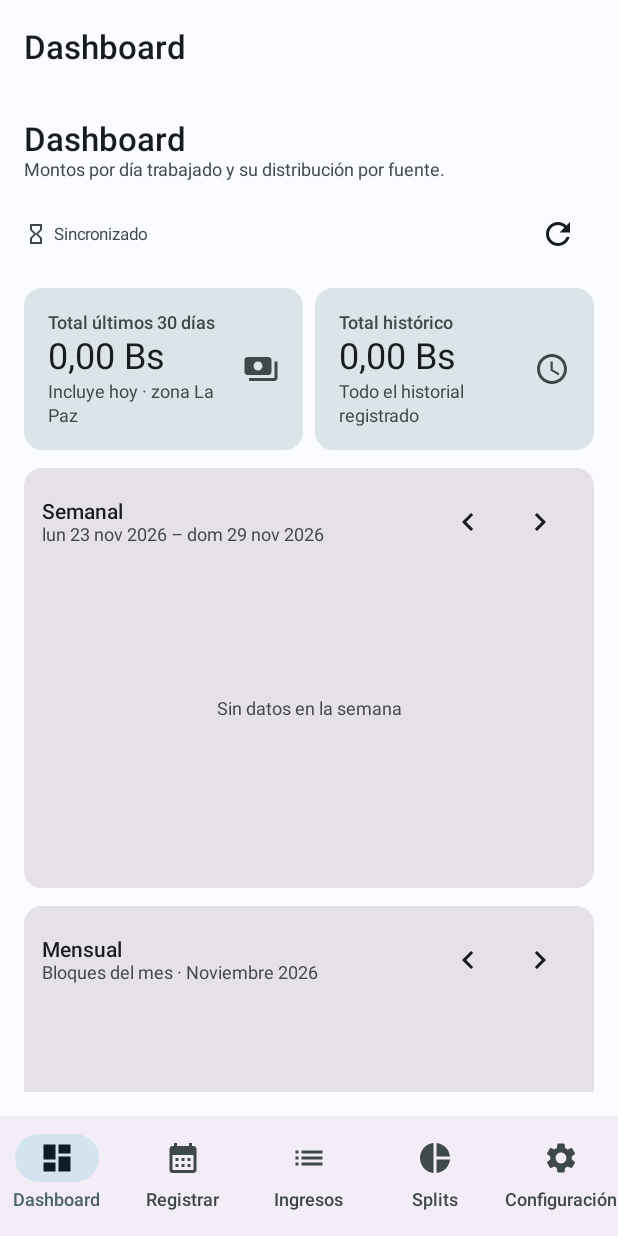
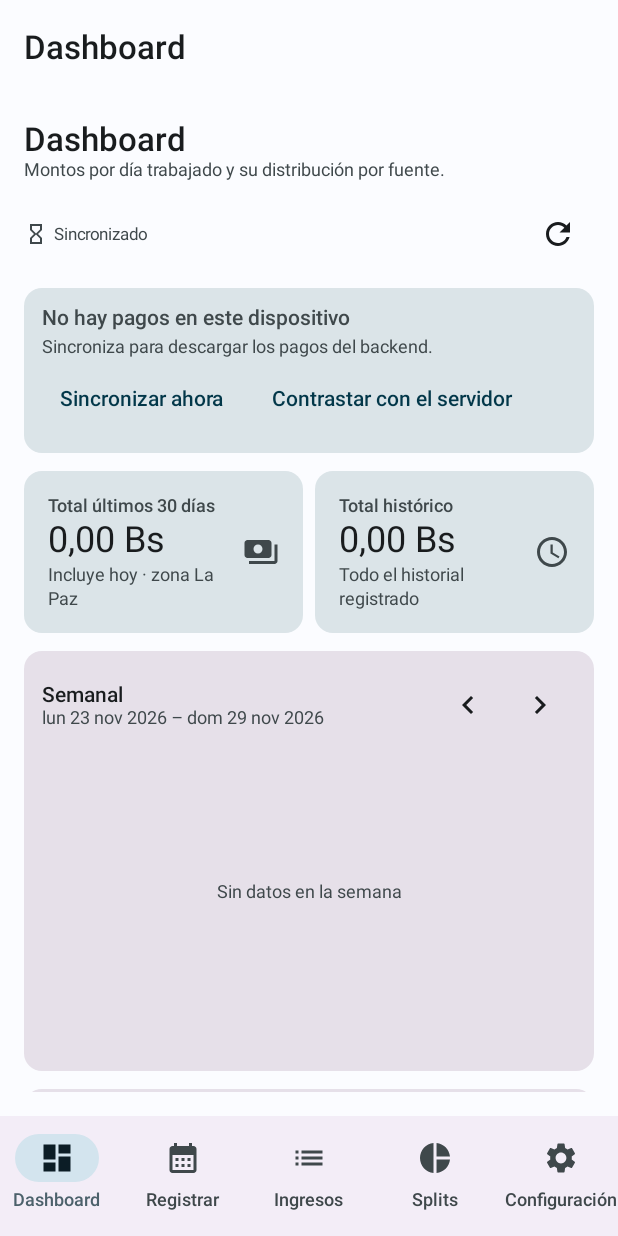
Before and after one commit to MiguelEspinozaR/Abys, an Android app built with Jetpack Compose: the DashboardScreen screen opened through its navigation route, on a phone screen of 412 x 824 dp. Run offline under Robolectric (Android 15) with nearby library versions, the phone set to English and light mode, and no system bars; our stand-ins replace Dagger/Hilt's generated code; network calls fail; 2 statements that could not run were skipped.

Commit message:
fix(conexion): backend publico por defecto y diagnostico en Configuracion > App
- DEFAULT_BASE_URL = https://test3.mikylab.com/api/v1 (antes 10.0.2.2:8080);
  EMULATOR_BASE_URL queda como preset de desarrollo.
- BaseUrlStore: usarProduccion()/usarEmulador() y productionUrl()/emulatorUrl().
- Dashboard: sincronizacion automatica en la primera apertura sin datos y accion
  manual "Sincronizar ahora" (la UI sigue leyendo solo de Room).
- graphify: servidor MCP en opencode.json, .graphifyignore, docs/graphify.md y
  graphify-out/ versionado (solo se ignora graphify-out/cache/).

```diff
--- a/app/build.gradle.kts
+++ b/app/build.gradle.kts
@@ -21,11 +21,14 @@ android {
 
         testInstrumentationRunner = "androidx.test.runner.AndroidJUnitRunner"
 
-        // URL por defecto del emulador (10.0.2.2 apunta al host) y URL pública.
+        // URL por defecto: el backend **público**, para que la app funcione al instalarla en
+        // cualquier dispositivo. El backend local del emulador (10.0.2.2 apunta al host) sigue
+        // disponible como preset en Configuración → App.
         // Son valores de BuildConfig, NO secretos: la URL real es editable en Ajustes
         // y se persiste cifrada (EncryptedSharedPreferences).
-        buildConfigField("String", "DEFAULT_BASE_URL", "\"http://10.0.2.2:8080/api/v1\"")
+        buildConfigField("String", "DEFAULT_BASE_URL", "\"https://test3.mikylab.com/api/v1\"")
         buildConfigField("String", "PRODUCTION_BASE_URL", "\"https://test3.mikylab.com/api/v1\"")
+        buildConfigField("String", "EMULATOR_BASE_URL", "\"http://10.0.2.2:8080/api/v1\"")
     }
 
     buildTypes {
--- a/app/src/main/java/com/mikylab/abys/core/security/BaseUrlStore.kt
+++ b/app/src/main/java/com/mikylab/abys/core/security/BaseUrlStore.kt
@@ -8,10 +8,10 @@ import javax.inject.Inject
 import javax.inject.Singleton
 
 /**
- * Base URL del backend, configurable **en runtime** (pantalla de Ajustes) y persistida **cifrada**.
+ * Base URL del backend, configurable **en runtime** (Configuración → App) y persistida cifrada.
  *
- * - Default de build: `http://10.0.2.2:8080/api/v1` (emulador → `localhost` del host).
- * - Producción: `https://test3.mikylab.com/api/v1`.
+ * - Default de build: `https://test3.mikylab.com/api/v1` (backend público).
+ * - Preset de desarrollo: `http://10.0.2.2:8080/api/v1` (emulador → `localhost` del host).
  *
  * No hay secretos aquí: solo la URL del backend.
  */
@@ -36,11 +36,23 @@ class BaseUrlStore @Inject constructor(
         return true
     }
 
-    /** Restaura la URL de build por defecto. */
+    /** Restaura la URL de build por defecto (backend público). */
     fun reset() {
         secureStore.remove(KEY_BASE_URL)
         _baseUrl.value = BuildConfig.DEFAULT_BASE_URL
     }
+
+    /** Preset: backend público. */
+    fun usarProduccion(): Boolean = update(BuildConfig.PRODUCTION_BASE_URL)
+
+    /** Preset: backend local del emulador (`10.0.2.2` → host). */
+    fun usarEmulador(): Boolean = update(BuildConfig.EMULATOR_BASE_URL)
+
+    /** URL del preset de emulador (para mostrarla en la UI). */
+    fun emulatorUrl(): String = BuildConfig.EMULATOR_BASE_URL
+
+    /** URL del backend público (para mostrarla en la UI). */
+    fun productionUrl(): String = BuildConfig.PRODUCTION_BASE_URL
 
     /**
      * Base raíz (sin `/api/v1`) para resolver los estáticos `/uploads/...`.
--- a/app/src/main/java/com/mikylab/abys/presentation/dashboard/DashboardScreen.kt
+++ b/app/src/main/java/com/mikylab/abys/presentation/dashboard/DashboardScreen.kt
@@ -167,6 +167,45 @@ fun DashboardScreen(
                             )
                         }
                         TextButton(onClick = viewModel::refrescar) { Text("Reintentar") }
+                    }
+                }
+            }
+        }
+
+        // Sin datos locales: explicar por qué los gráficos están vacíos y ofrecer sincronizar.
+        if (!state.cargando && state.resumen?.totalHistorico?.centavos == 0L) {
+            item {
+                Card(
+                    modifier = Modifier.fillMaxWidth(),
+                    colors = CardDefaults.cardColors(
+                        containerColor = MaterialTheme.colorScheme.surfaceVariant,
+                    ),
+                ) {
+                    Column(
+                        modifier = Modifier.fillMaxWidth().padding(12.dp),
+                        verticalArrangement = Arrangement.spacedBy(4.dp),
+                    ) {
+                        Text(
+                            text = "No hay pagos en este dispositivo",
+                            style = MaterialTheme.typography.titleSmall,
+                        )
+                        Text(
+                            text = if (state.errorSync != null) {
+                                "No se pudo descargar nada del servidor: ${state.errorSync}"
+                            } else {
+                                "Sincroniza para descargar los pagos del backend."
+                            },
+                            style = MaterialTheme.typography.bodySmall,
+                            color = MaterialTheme.colorScheme.onSurfaceVariant,
+                        )
+                        Row(horizontalArrangement = Arrangement.spacedBy(8.dp)) {
+                            TextButton(onClick = viewModel::sincronizarAhora) {
+                                Text("Sincronizar ahora")
+                            }
+                            TextButton(onClick = viewModel::refrescar) {
+                                Text("Contrastar con el servidor")
+                            }
+                        }
                     }
                 }
             }
--- a/app/src/main/java/com/mikylab/abys/presentation/dashboard/DashboardViewModel.kt
+++ b/app/src/main/java/com/mikylab/abys/presentation/dashboard/DashboardViewModel.kt
@@ -197,6 +197,17 @@ class DashboardViewModel @Inject constructor(
             initialValue = DashboardUiState(),
         )
 
+    init {
+        // Primera apertura sin datos (instalación nueva): pedir una sincronización completa
+        // para que los gráficos se llenen sin esperar al trabajo periódico.
+        viewModelScope.launch {
+            val estado = uiState.first { !it.cargando }
+            if (estado.resumen?.totalHistorico?.centavos == 0L) {
+                syncStatusRepository.sincronizarAhora()
+            }
+        }
+    }
+
     fun semanaAnterior() {
         semanaInicio.value = semanaInicio.value.minusWeeks(1)
     }
@@ -273,6 +284,11 @@ class DashboardViewModel @Inject constructor(
         }
     }
 
+    /** Fuerza una sincronización completa (push + pull) desde el dashboard. */
+    fun sincronizarAhora() {
+        viewModelScope.launch { syncStatusRepository.sincronizarAhora() }
+    }
+
     private fun limpiarServidor() {
         _servidor.value = Servidor()
     }
```
Also changed, not shown: 4 other files.
